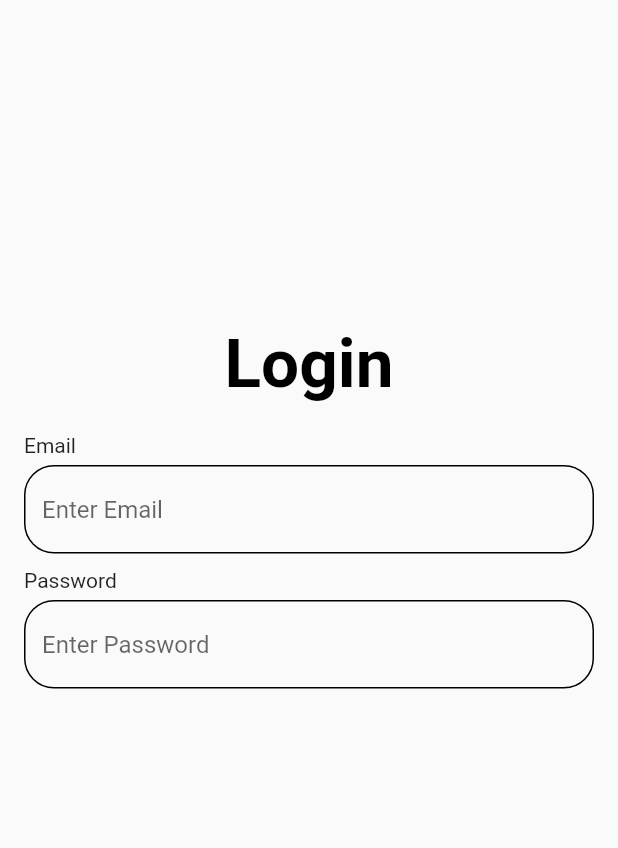
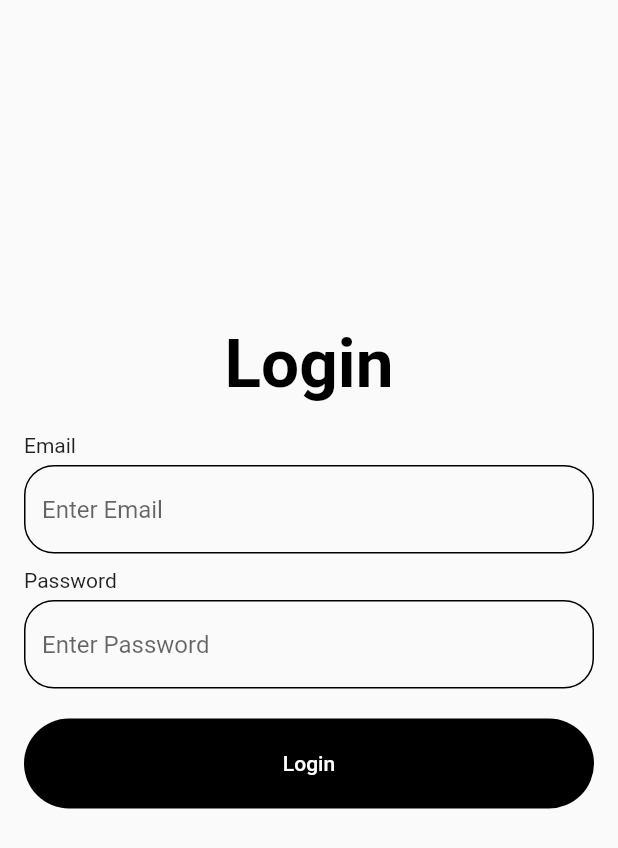
Before and after one commit to YaRu1340/AttendanceCheck, a Flutter app: the screen it shows after launch, on a phone screen of 412 x 824 dp. Shown: the top 848 px of the screen. Run offline on Flutter 3.47's test engine with Material 2 defaults, Android fonts, the phone set to English and light mode, and no system bars; Roboto replaces fonts that are missing (Zilla Slab).

Commit message:
`Initial commit`

```diff
--- a/lib/components/custom_form.dart
+++ b/lib/components/custom_form.dart
@@ -16,6 +16,10 @@ class CustomForm extends StatelessWidget {
           SizedBox(height: medium_gap),
           CustomTextFormField("Password"),
           SizedBox(height: large_gap),
+          TextButton(
+              onPressed: () {},
+              child: Text("Login"),
+          )
         ],
       ),
     );
--- a/lib/components/custom_text_form_field.dart
+++ b/lib/components/custom_text_form_field.dart
@@ -16,26 +16,21 @@ class CustomTextFormField extends StatelessWidget {
         TextFormField(
           validator: (value) => value!.isEmpty
               ? "Please enter some text"
-              : null, // 1. 값이 없으면 Please enter some text 경고 화면 표시
+              : null,
           obscureText:
-          // 2. 해당 TextFormField가 비밀번호 입력 양식이면 **** 처리 해주기
           text == "Password" ? true : false,
           decoration: InputDecoration(
             hintText: "Enter $text",
             enabledBorder: OutlineInputBorder(
-              // 3. 기본 TextFormField 디자인
               borderRadius: BorderRadius.circular(20),
             ),
             focusedBorder: OutlineInputBorder(
-              // 4. 손가락 터치시 TextFormField 디자인
               borderRadius: BorderRadius.circular(20),
             ),
             errorBorder: OutlineInputBorder(
-              // 5. 에러발생시 TextFormField 디자인
               borderRadius: BorderRadius.circular(20),
             ),
             focusedErrorBorder: OutlineInputBorder(
-              // 6. 에러가 발생 후 손가락을 터치했을 때 TextFormField 디자인
               borderRadius: BorderRadius.circular(20),
             ),
           ),
--- a/lib/main.dart
+++ b/lib/main.dart
@@ -7,7 +7,7 @@ void main() {
 }
 
 class MyApp extends StatelessWidget {
-  const MyApp({super.key});
+  MyApp({super.key});
 
   @override
   Widget build(BuildContext context) {
```
Also changed, not shown: lib/pages/homepage.dart (+25 -3 lines).
